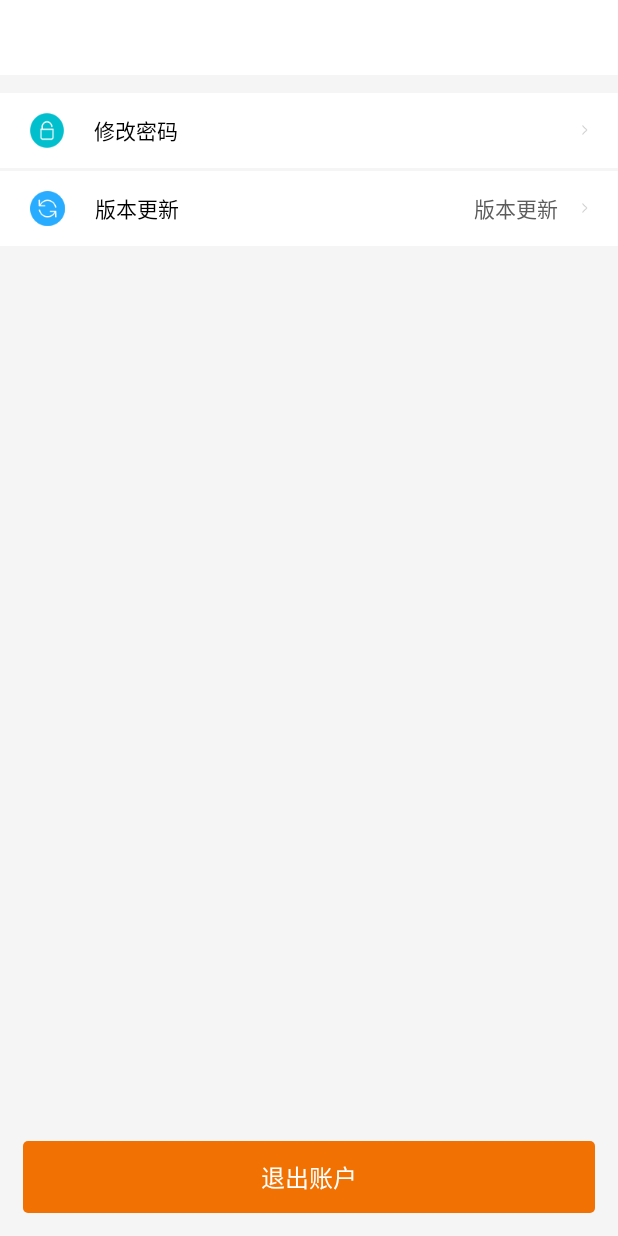
After one commit to tanpangzi/MvpRxjavaRetrofitDemo, an Android app: the layout activity_setting.xml on its own in the app's theme, with its tools: preview values and no code run, on a phone screen of 412 x 824 dp. The commit adds this screen. Run offline under Robolectric (Android 15) with nearby library versions, the phone set to English and light mode, and no system bars.

Commit message:
Kotlin写的类文件

```diff
--- a/app/src/main/java/com/tan/mvpdemo/fragment/IndexFragment.java
+++ b/app/src/main/java/com/tan/mvpdemo/fragment/IndexFragment.java
@@ -11,6 +11,7 @@ import com.donkingliang.banner.CustomBanner;
 import com.tan.mvpdemo.R;
 import com.tan.mvpdemo.activity.MainActivity;
 import com.tan.mvpdemo.activity.gpsInstall.ZMXCarInfoActivity;
+import com.tan.mvpdemo.activity.gpsMonitor.GpsMonitorHomeActivity;
 import com.tan.mvpdemo.adapter.IndexItemAdapter;
 import com.tan.mvpdemo.bean.ItemBean;
 import com.tan.mvpdemo.config.ConstantKey;
@@ -123,7 +124,7 @@ public class IndexFragment extends BaseFragment {
                         if (ComUtils.getPermissionKey(ConstantKey.PERMISSION_GPS_MONITOR)){
                              /** gps超级管理员 */
                             if (ComUtils.getPermissionKey(ConstantKey.PERMISSION_GPS_WARDEN)){
-
+                                IntentUtil.gotoActivity(mActivity, GpsMonitorHomeActivity.class);
                             }else {
 
                             }
--- a/app/src/main/java/com/tan/mvpdemo/uitl/Constant.java
+++ b/app/src/main/java/com/tan/mvpdemo/uitl/Constant.java
@@ -77,11 +77,12 @@ public class Constant {
 
     //public static final String PRODURL = "http://192.168.6.218:8055"; //开发
 
+    public static final String BASE_URL = "http://192.168.5.68:50400"; //测试内网
     //public static final String BASE_URL = "http://192.168.5.16:9004"; //测试
     //public static final String BASE_URL = "http://192.168.5.70:9004"; //集成开发环境
     //public static final String BASE_URL = "http://dytapi-test.p2phx.com:19004"; //外网测试
     //public static final String BASE_URL ="http://test_dyt-platapi.zimilbs.com:50400"; //zmx外网测试
-    public static final String BASE_URL = "http://172.16.20.156:50400/"; //俊焕给的地址
+    //public static final String BASE_URL = "http://172.16.20.156:50400/"; //俊焕给的地址
     public static final String METHOD_UPLOADIMG = "/app/auth/task/uploadImg"; //图片上传
     //public static final String BASE_URL = "http://api.daiyetong.com"; //测试
 
--- /dev/null
+++ b/app/src/main/res/layout/activity_setting.xml
@@ -0,0 +1,96 @@
+<RelativeLayout xmlns:android="http://schemas.android.com/apk/res/android"
+    xmlns:custom="http://schemas.android.com/apk/res-auto"
+    style="@style/view_group_parent"
+    android:background="@color/bg_default"
+    android:orientation="vertical">
+
+    <com.tan.mvpdemo.uitl.TitleView
+        android:id="@+id/title_view"
+        android:layout_width="match_parent"
+        android:layout_height="wrap_content" />
+
+    <ScrollView
+        android:layout_width="match_parent"
+        android:layout_height="match_parent"
+        android:layout_above="@+id/btn_login_out"
+        android:layout_below="@id/title_view"
+        android:layout_marginTop="@dimen/distance_10"
+        android:fillViewport="true">
+
+        <LinearLayout
+            android:layout_width="match_parent"
+            android:layout_height="wrap_content"
+            android:orientation="vertical">
+
+            <com.tan.mvpdemo.widget.AutoBgTextView
+                android:id="@+id/txt_edit_password"
+                android:layout_width="match_parent"
+                android:layout_height="wrap_content"
+                android:layout_marginTop="2dp"
+                android:background="@color/white"
+                android:drawableLeft="@mipmap/updata_passsword"
+                android:drawablePadding="@dimen/distance_20"
+                android:drawableRight="@drawable/right_arrow"
+                android:gravity="center_vertical"
+                android:minHeight="@dimen/account_manager_ll_item"
+                android:paddingLeft="@dimen/account_manager_ll_item_tv_marginLeft"
+                android:paddingRight="@dimen/account_manager_ll_item_tv_marginStart"
+                android:text="修改密码"
+                android:textColor="@color/default_black"
+                android:textSize="@dimen/font_size_normal" />
+
+
+            <RelativeLayout
+                android:layout_width="match_parent"
+                android:layout_height="wrap_content"
+                android:layout_marginTop="2dp">
+
+                <com.tan.mvpdemo.widget.AutoBgTextView
+                    android:id="@+id/txt_check_version"
+                    android:layout_width="match_parent"
+                    android:layout_height="wrap_content"
+                    android:layout_centerVertical="true"
+                    android:background="@color/white"
+                    android:drawableLeft="@mipmap/version_update"
+                    android:drawablePadding="@dimen/distance_20"
+                    android:drawableRight="@drawable/right_arrow"
+                    android:gravity="center_vertical"
+                    android:minHeight="@dimen/account_manager_ll_item"
+                    android:paddingLeft="@dimen/account_manager_ll_item_tv_marginLeft"
+                    android:paddingRight="@dimen/account_manager_ll_item_tv_marginStart"
+                    android:text="版本更新"
+                    android:textColor="@color/default_black"
+                    android:textSize="@dimen/font_size_normal" />
+
+                <TextView
+                    android:id="@+id/txt_version"
+                    android:layout_width="wrap_content"
+                    android:layout_height="wrap_content"
+                    android:layout_alignParentRight="true"
+                    android:layout_centerVertical="true"
+                    android:layout_marginRight="40dp"
+                    android:background="@color/white"
+                    android:gravity="center_vertical"
+                    android:minHeight="@dimen/account_manager_ll_item"
+                    android:text="版本更新"
+                    android:textColor="@color/font_content"
+                    android:textSize="@dimen/font_size_normal" />
+            </RelativeLayout>
+
+
+        </LinearLayout>
+    </ScrollView>
+
+    <com.tan.mvpdemo.widget.AutoBgButton
+        android:id="@+id/btn_login_out"
+        android:layout_width="match_parent"
+        android:layout_height="@dimen/btn_height"
+        android:layout_alignParentBottom="true"
+        android:layout_margin="15dp"
+        android:background="@color/main_head_area_background"
+        android:text="退出账户"
+        android:textColor="@color/white"
+        android:textSize="@dimen/font_size_middle"
+        custom:bgAlpha="150"
+        custom:bgRadius="3dp" />
+</RelativeLayout>
```
Also changed, not shown: app/src/main/AndroidManifest.xml (+10 -0 lines), app/src/main/java/com/tan/mvpdemo/activity/gpsMonitor/GpsMonitorHomeActivity.kt (+28 -2 lines), app/src/main/java/com/tan/mvpdemo/activityMvp/contract/GpsMonitorHomeContract.kt (+4 -3 lines), app/src/main/java/com/tan/mvpdemo/activityMvp/contract/SettingContract.kt (added, +25 -0 lines), app/src/main/java/com/tan/mvpdemo/activityMvp/model/GpsMonitorHomeModel.java (deleted, +0 -13 lines), app/src/main/java/com/tan/mvpdemo/activityMvp/model/GpsMonitorHomeModel.kt (added, +21 -0 lines), app/src/main/java/com/tan/mvpdemo/activityMvp/model/SettingModel.kt (added, +21 -0 lines), app/src/main/java/com/tan/mvpdemo/activityMvp/presenter/GpsMonitorHomePresenter.java (deleted, +0 -13 lines), app/src/main/java/com/tan/mvpdemo/activityMvp/presenter/GpsMonitorHomePresenter.kt (added, +61 -0 lines), app/src/main/java/com/tan/mvpdemo/activityMvp/presenter/GpsMonitorHomePresenter2.kt (added, +65 -0 lines), app/src/main/java/com/tan/mvpdemo/activityMvp/presenter/LockOilPresenterKot.kt (added, +57 -0 lines), app/src/main/java/com/tan/mvpdemo/activityMvp/presenter/SettingPresenter.kt (added, +16 -0 lines), app/src/main/java/com/tan/mvpdemo/bean/gpsMonitor/GpsMonitor.kt (+10 -3 lines), app/src/main/java/com/tan/mvpdemo/common/http/RequestBiz.java (+8 -0 lines), 3 more files.
